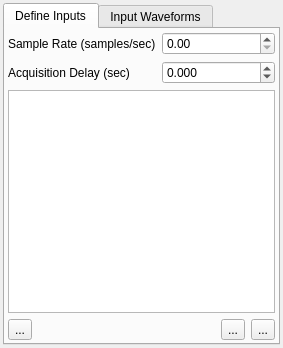
Above: source/qxrdacquisitionextrainputsdialog.ui from guyjennings/qxrd before the change. Below: the same form after it.
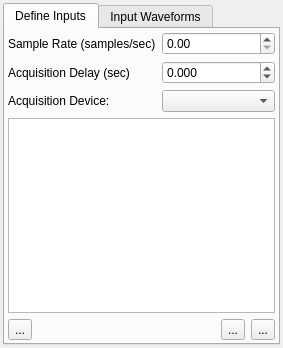
That is the form after the change. Icons and pictures are not drawn. Custom widgets are drawn as their Qt base class.

Commit message: Add device name combo box to extra inputs dialog Replace channel name line edit by combo box

Patch:
```diff
--- a/source/qxrdacquisitionextrainputsdialog.ui
+++ b/source/qxrdacquisitionextrainputsdialog.ui
@@ -78,7 +78,7 @@
             </property>
            </widget>
           </item>
-          <item row="2" column="0" colspan="2">
+          <item row="3" column="0" colspan="2">
            <widget class="QTableWidget" name="m_ExtraInputsTable">
             <property name="toolTip">
              <string>Channel Information</string>
@@ -94,6 +94,16 @@
             </property>
            </widget>
           </item>
+          <item row="2" column="0">
+           <widget class="QLabel" name="label_3">
+            <property name="text">
+             <string>Acquisition Device:</string>
+            </property>
+           </widget>
+          </item>
+          <item row="2" column="1">
+           <widget class="QComboBox" name="m_AcquisitionDevice"/>
+          </item>
          </layout>
         </item>
         <item row="1" column="0">
```
The commit also changes 3 other files.
